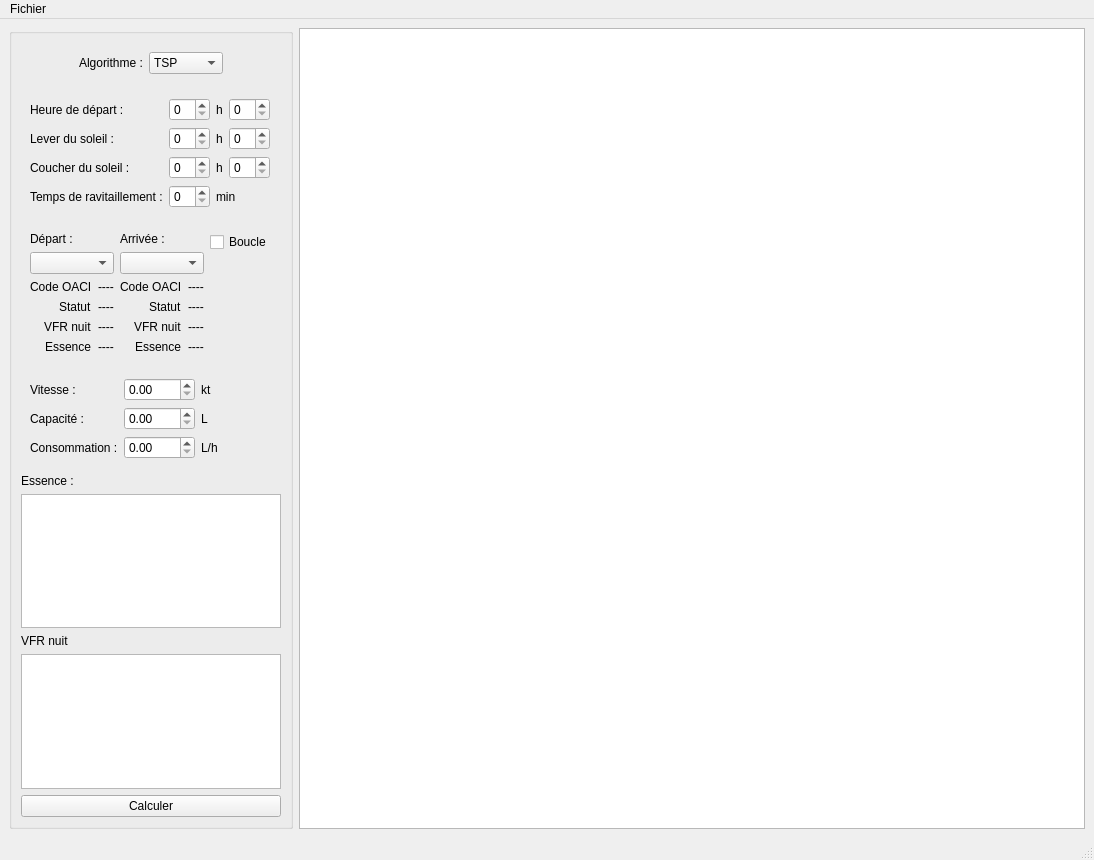
Old version of the form Interface_Graphique/mainwindowtest.ui in the repository Akahara/FlightPath.
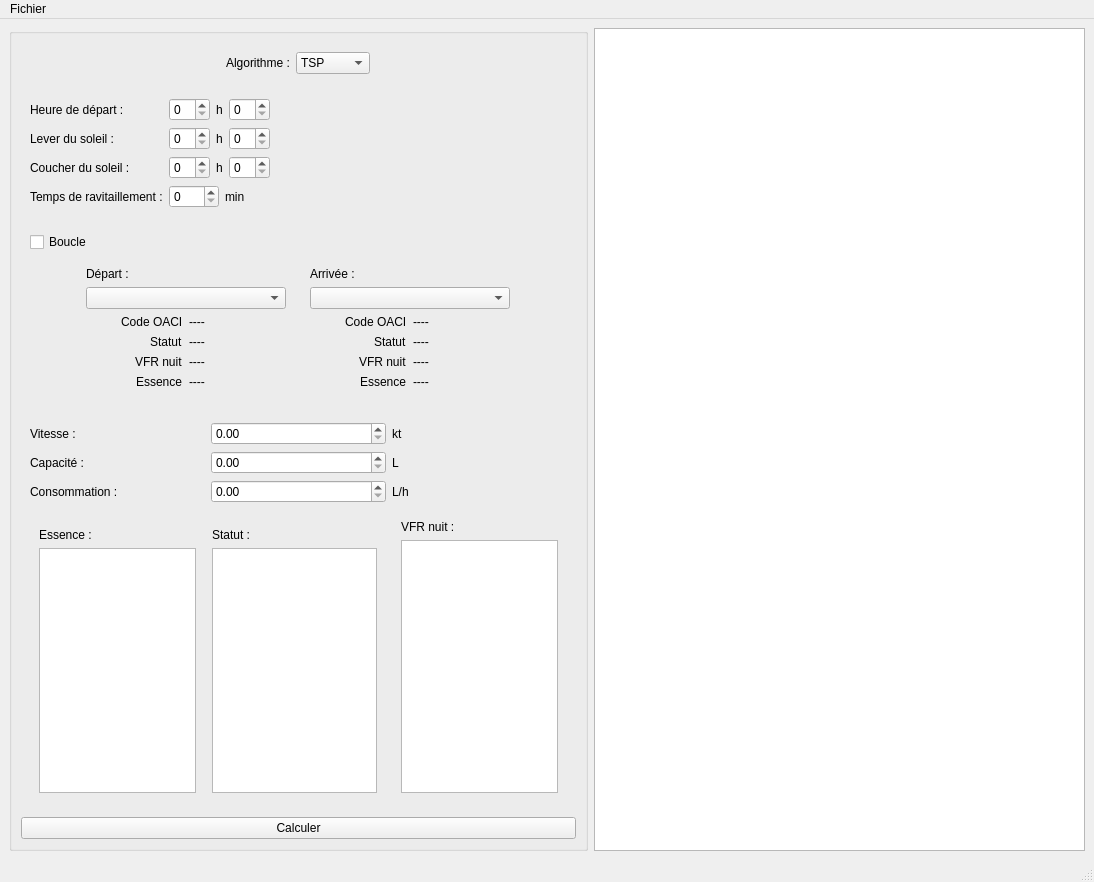
New version of the form.

Diff of the .ui file:
```diff
--- a/Interface_Graphique/mainwindowtest.ui
+++ b/Interface_Graphique/mainwindowtest.ui
@@ -7,7 +7,7 @@
     <x>0</x>
     <y>0</y>
     <width>1094</width>
-    <height>860</height>
+    <height>882</height>
    </rect>
   </property>
   <property name="windowTitle">
@@ -273,6 +273,12 @@
                  <verstretch>0</verstretch>
                 </sizepolicy>
                </property>
+               <property name="minimumSize">
+                <size>
+                 <width>50</width>
+                 <height>0</height>
+                </size>
+               </property>
               </widget>
              </item>
              <item alignment="Qt::AlignLeft">
@@ -288,6 +294,31 @@
          </layout>
         </widget>
        </item>
+       <item>
+        <widget class="QWidget" name="boucleBoxWidget" native="true">
+         <layout class="QVBoxLayout" name="boucleBox">
+          <property name="bottomMargin">
+           <number>0</number>
+          </property>
+          <item alignment="Qt::AlignTop">
+           <widget class="QCheckBox" name="boucle">
+            <property name="sizePolicy">
+             <sizepolicy hsizetype="Fixed" vsizetype="Fixed">
+              <horstretch>0</horstretch>
+              <verstretch>0</verstretch>
+             </sizepolicy>
+            </property>
+            <property name="styleSheet">
+             <string notr="true"/>
+            </property>
+            <property name="text">
+             <string>Boucle</string>
+            </property>
+           </widget>
+          </item>
+         </layout>
+        </widget>
+       </item>
        <item alignment="Qt::AlignHCenter">
         <widget class="QWidget" name="choixDepartArrivee" native="true">
          <property name="sizePolicy">
@@ -296,8 +327,18 @@
            <verstretch>0</verstretch>
           </sizepolicy>
          </property>
+         <property name="minimumSize">
+          <size>
+           <width>371</width>
+           <height>0</height>
+          </size>
+         </property>
          <layout class="QHBoxLayout" name="departarrivee">
+          <property name="topMargin">
+           <number>0</number>
+          </property>
           <item>
+           <widget class="QWidget" name="departBoxWidget" native="true">
            <layout class="QVBoxLayout" name="departBox">
             <item>
              <widget class="QLabel" name="label_9">
@@ -313,12 +354,37 @@
              </widget>
             </item>
             <item>
-             <widget class="QComboBox" name="depComboBox"/>
+              <widget class="QComboBox" name="depComboBox">
+               <property name="sizePolicy">
+                <sizepolicy hsizetype="Fixed" vsizetype="Fixed">
+                 <horstretch>0</horstretch>
+                 <verstretch>0</verstretch>
+                </sizepolicy>
+               </property>
+               <property name="minimumSize">
+                <size>
+                 <width>200</width>
+                 <height>0</height>
+                </size>
+               </property>
+               <property name="maximumSize">
+                <size>
+                 <width>200</width>
+                 <height>16777215</height>
+                </size>
+               </property>
+              </widget>
             </item>
             <item>
              <layout class="QGridLayout" name="gridLayout">
               <item row="0" column="1">
                <widget class="QLabel" name="depOACILabel">
+                 <property name="maximumSize">
+                  <size>
+                   <width>100</width>
+                   <height>16777215</height>
+                  </size>
+                 </property>
                 <property name="text">
                  <string>----</string>
                 </property>
@@ -340,6 +406,12 @@
               </item>
               <item row="1" column="1">
                <widget class="QLabel" name="depStatutLabel">
+                 <property name="maximumSize">
+                  <size>
+                   <width>100</width>
+                   <height>16777215</height>
+                  </size>
+                 </property>
                 <property name="text">
                  <string>----</string>
                 </property>
@@ -354,6 +426,12 @@
               </item>
               <item row="2" column="1">
                <widget class="QLabel" name="depVFRLabel">
+                 <property name="maximumSize">
+                  <size>
+                   <width>100</width>
+                   <height>16777215</height>
+                  </size>
+                 </property>
                 <property name="text">
                  <string>----</string>
                 </property>
@@ -368,6 +446,12 @@
               </item>
               <item row="3" column="1">
                <widget class="QLabel" name="depEssenceLabel">
+                 <property name="maximumSize">
+                  <size>
+                   <width>100</width>
+                   <height>16777215</height>
+                  </size>
+                 </property>
                 <property name="text">
                  <string>----</string>
                 </property>
@@ -376,8 +460,10 @@
              </layout>
             </item>
            </layout>
+           </widget>
           </item>
           <item>
+           <widget class="QWidget" name="arriveeBoxWidget" native="true">
            <layout class="QVBoxLayout" name="arriveeBox">
             <item>
              <widget class="QLabel" name="label_10">
@@ -393,12 +479,37 @@
              </widget>
             </item>
             <item>
-             <widget class="QComboBox" name="arrComboBox"/>
+              <widget class="QComboBox" name="arrComboBox">
+               <property name="sizePolicy">
+                <sizepolicy hsizetype="Fixed" vsizetype="Fixed">
+                 <horstretch>0</horstretch>
+                 <verstretch>0</verstretch>
+                </sizepolicy>
+               </property>
+               <property name="minimumSize">
+                <size>
+                 <width>200</width>
+                 <height>0</height>
+                </size>
+               </property>
+               <property name="maximumSize">
+                <size>
+                 <width>200</width>
+                 <height>16777215</height>
+                </size>
+               </property>
+              </widget>
             </item>
             <item>
              <layout class="QGridLayout" name="gridLayout_2">
               <item row="2" column="1">
                <widget class="QLabel" name="arrVFRLabel">
+                 <property name="maximumSize">
+                  <size>
+                   <width>100</width>
+                   <height>16777215</height>
+                  </size>
+                 </property>
                 <property name="text">
                  <string>----</string>
                 </property>
@@ -406,6 +517,12 @@
               </item>
               <item row="1" column="1">
                <widget class="QLabel" name="arrStatutLabel">
+                 <property name="maximumSize">
+                  <size>
+                   <width>100</width>
+                   <height>16777215</height>
+                  </size>
+                 </property>
                 <property name="text">
                  <string>----</string>
                 </property>
@@ -434,6 +551,12 @@
               </item>
               <item row="0" column="1">
                <widget class="QLabel" name="arrOACILabel">
+                 <property name="maximumSize">
+                  <size>
+                   <width>100</width>
+                   <height>16777215</height>
+                  </size>
+                 </property>
                 <property name="text">
                  <string>----</string>
                 </property>
@@ -448,47 +571,21 @@
               </item>
               <item row="3" column="1">
                <widget class="QLabel" name="arrEssenceLabel">
-                <property name="text">
-                 <string>----</string>
-                </property>
-               </widget>
-              </item>
-             </layout>
-            </item>
-           </layout>
-          </item>
-          <item>
-           <layout class="QVBoxLayout" name="boucleBox">
-            <item alignment="Qt::AlignTop">
-             <widget class="QCheckBox" name="boucle">
-              <property name="sizePolicy">
-               <sizepolicy hsizetype="Fixed" vsizetype="Fixed">
-                <horstretch>0</horstretch>
-                <verstretch>0</verstretch>
-               </sizepolicy>
-              </property>
-              <property name="styleSheet">
-               <string notr="true"/>
-              </property>
-              <property name="text">
-               <string>Boucle</string>
-              </property>
-             </widget>
-            </item>
-            <item>
-             <spacer name="verticalSpacer">
-              <property name="orientation">
-               <enum>Qt::Vertical</enum>
-              </property>
-              <property name="sizeHint" stdset="0">
+                 <property name="maximumSize">
                <size>
-                <width>20</width>
-                <height>40</height>
-               </size>
-              </property>
-             </spacer>
-            </item>
-           </layout>
+                   <width>100</width>
+                   <height>16777215</height>
+                  </size>
+                 </property>
+                 <property name="text">
+                  <string>----</string>
+                 </property>
+                </widget>
+               </item>
+              </layout>
+             </item>
+            </layout>
+           </widget>
           </item>
          </layout>
         </widget>
@@ -557,6 +654,31 @@
         </widget>
        </item>
        <item>
+        <widget class="QWidget" name="horizontalWidget" native="true">
+         <property name="sizePolicy">
+          <sizepolicy hsizetype="Minimum" vsizetype="Preferred">
+           <horstretch>0</horstretch>
+           <verstretch>0</verstretch>
+          </sizepolicy>
+         </property>
+         <layout class="QHBoxLayout" name="horizontalLayout_7">
+          <property name="topMargin">
+           <number>1</number>
+          </property>
+          <item>
+           <widget class="QWidget" name="" native="true">
+            <property name="sizePolicy">
+             <sizepolicy hsizetype="Preferred" vsizetype="Preferred">
+              <horstretch>0</horstretch>
+              <verstretch>0</verstretch>
+             </sizepolicy>
+            </property>
+            <property name="maximumSize">
+             <size>
+              <width>175</width>
+              <height>16777215</height>
+             </size>
+            </property>
         <layout class="QVBoxLayout" name="essenceView">
          <item>
           <widget class="QLabel" name="essenceViewLabel">
@@ -566,26 +688,96 @@
           </widget>
          </item>
          <item>
-          <widget class="QTableWidget" name="essenceViewTable"/>
-         </item>
-        </layout>
+              <widget class="QTableView" name="essenceViewTable">
+               <property name="sizePolicy">
+                <sizepolicy hsizetype="Minimum" vsizetype="Expanding">
+                 <horstretch>0</horstretch>
+                 <verstretch>0</verstretch>
+                </sizepolicy>
+               </property>
+              </widget>
+             </item>
+            </layout>
+           </widget>
        </item>
        <item>
+           <widget class="QWidget" name="verticalWidget" native="true">
+            <property name="sizePolicy">
+             <sizepolicy hsizetype="Preferred" vsizetype="Preferred">
+              <horstretch>0</horstretch>
+              <verstretch>0</verstretch>
+             </sizepolicy>
+            </property>
+            <property name="maximumSize">
+             <size>
+              <width>175</width>
+              <height>16777215</height>
+             </size>
+            </property>
+            <layout class="QVBoxLayout" name="verticalLayout_2">
+             <property name="leftMargin">
+              <number>1</number>
+             </property>
+             <item>
+              <widget class="QLabel" name="label_12">
+               <property name="text">
+                <string>Statut :</string>
+               </property>
+              </widget>
+             </item>
+             <item>
+              <widget class="QTableView" name="StatutViewTable">
+               <property name="sizePolicy">
+                <sizepolicy hsizetype="Minimum" vsizetype="Expanding">
+                 <horstretch>0</horstretch>
+                 <verstretch>0</verstretch>
+                </sizepolicy>
+               </property>
+              </widget>
+             </item>
+            </layout>
+           </widget>
+          </item>
+          <item>
+           <widget class="QWidget" name="VFRView_2" native="true">
+            <property name="sizePolicy">
+             <sizepolicy hsizetype="Preferred" vsizetype="Preferred">
+              <horstretch>0</horstretch>
+              <verstretch>0</verstretch>
+             </sizepolicy>
+            </property>
+            <property name="maximumSize">
+             <size>
+              <width>175</width>
+              <height>16777215</height>
+             </size>
+            </property>
         <layout class="QVBoxLayout" name="VFRView">
          <property name="topMargin">
-          <number>0</number>
+              <number>1</number>
          </property>
          <item>
           <widget class="QLabel" name="label_34">
            <property name="text">
-            <string>VFR nuit</string>
+                <string>VFR nuit :</string>
            </property>
           </widget>
          </item>
          <item>
-          <widget class="QTableWidget" name="tableWidget_3"/>
-         </item>
-        </layout>
+              <widget class="QTableView" name="VFRViewTable">
+               <property name="sizePolicy">
+                <sizepolicy hsizetype="Preferred" vsizetype="Expanding">
+                 <horstretch>0</horstretch>
+                 <verstretch>0</verstretch>
+                </sizepolicy>
+               </property>
+              </widget>
+             </item>
+            </layout>
+           </widget>
+          </item>
+         </layout>
+        </widget>
        </item>
        <item>
         <widget class="QPushButton" name="computeButton">
```
Left out of the diff: 36 changed lines with no effect on the pictures. Lines whose indentation alone changed are shown as unchanged.
